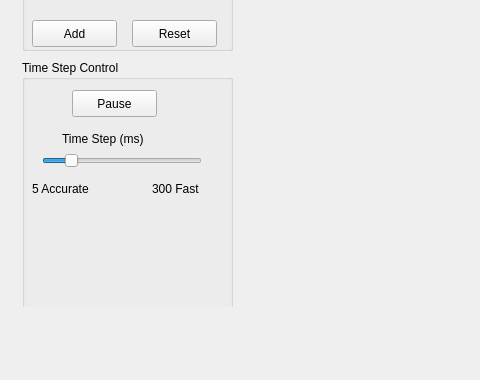
First picture: the form in mainwindow.ui, repository HackCUCacheMeOutside/N_body_simulation, before the edit; both pictures show x 0 to 480 and y 388 to 768 of the 1024 by 768 pixel window.
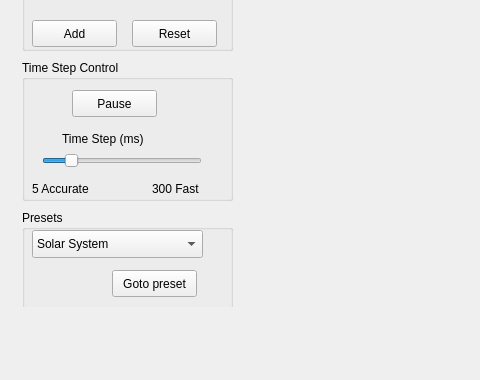
Second picture: the form after the edit.

What changed in the file:
```diff
--- a/mainwindow.ui
+++ b/mainwindow.ui
@@ -263,7 +263,7 @@
              <x>0</x>
              <y>410</y>
              <width>211</width>
-             <height>281</height>
+             <height>141</height>
             </rect>
            </property>
            <property name="title">
@@ -350,6 +350,52 @@
             </property>
            </widget>
           </widget>
+          <widget class="QGroupBox" name="groupBox_3">
+           <property name="geometry">
+            <rect>
+             <x>0</x>
+             <y>560</y>
+             <width>211</width>
+             <height>111</height>
+            </rect>
+           </property>
+           <property name="title">
+            <string>Presets</string>
+           </property>
+           <widget class="QComboBox" name="PresetsInput">
+            <property name="geometry">
+             <rect>
+              <x>10</x>
+              <y>20</y>
+              <width>171</width>
+              <height>28</height>
+             </rect>
+            </property>
+            <item>
+             <property name="text">
+              <string>Solar System</string>
+             </property>
+            </item>
+            <item>
+             <property name="text">
+              <string>Binary Star, Planet</string>
+             </property>
+            </item>
+           </widget>
+           <widget class="QPushButton" name="gotoPresetButton">
+            <property name="geometry">
+             <rect>
+              <x>90</x>
+              <y>60</y>
+              <width>85</width>
+              <height>27</height>
+             </rect>
+            </property>
+            <property name="text">
+             <string>Goto preset</string>
+            </property>
+           </widget>
+          </widget>
          </widget>
         </item>
        </layout>
```
